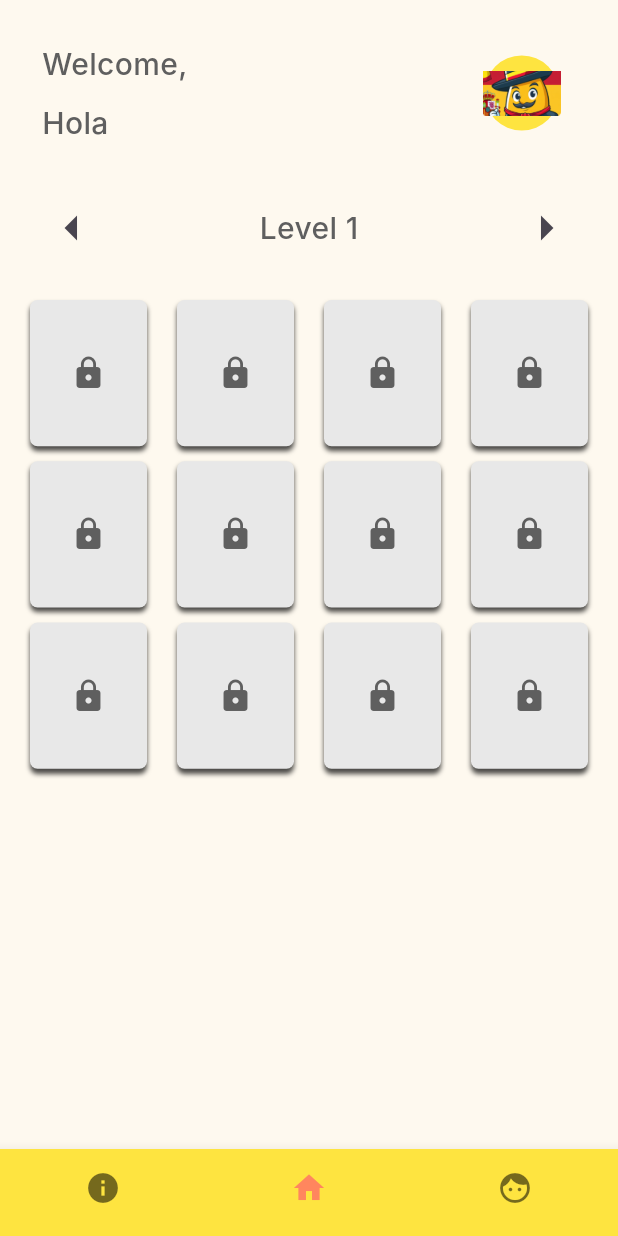
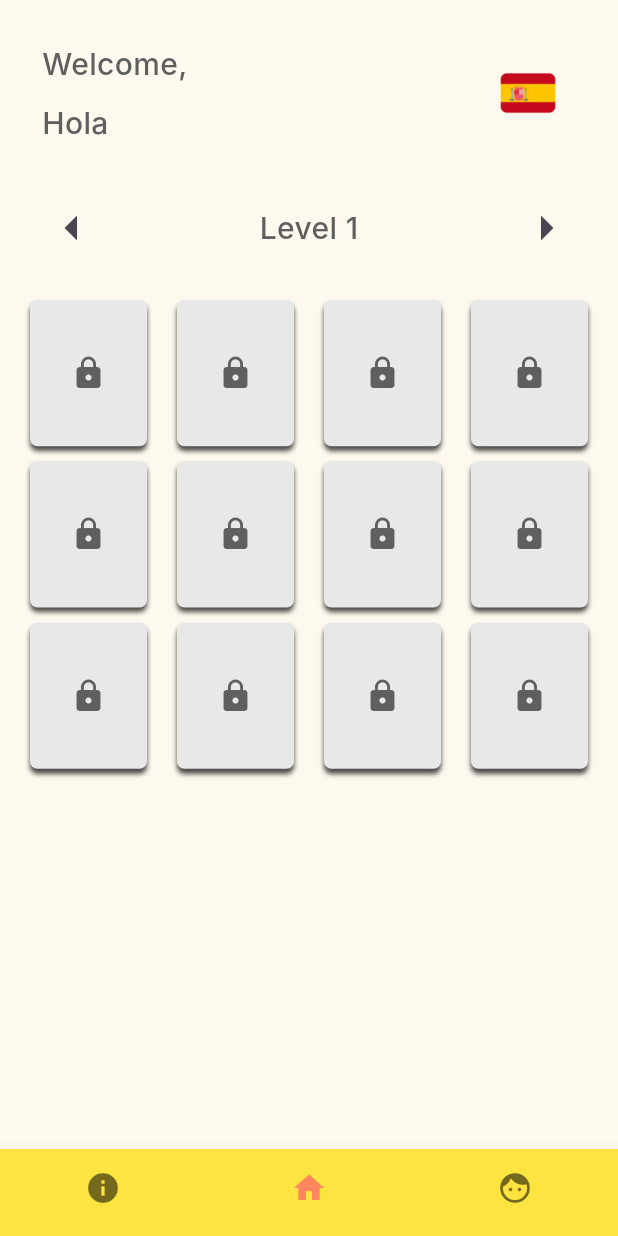
Before and after one commit to minklim47/Lango, a Flutter app: the WelComePage screen opened directly, on a phone screen of 412 x 824 dp. Run offline on Flutter 3.47's test engine with Material 3 defaults, Android fonts, the phone set to English and light mode, and no system bars; our stand-ins replace cloud_firestore, confetti, firebase_auth, firebase_core, go_router, google_sign_in; accounts and stored records are empty; Roboto replaces fonts that are missing (Inter).

Commit message:
[Fix] Merge & fix some code

```diff
--- a/lango_application/lib/providers/app_provider.dart
+++ b/lango_application/lib/providers/app_provider.dart
@@ -19,8 +19,8 @@ class AppProvider extends ChangeNotifier {
   int? get currentLevel => _currentLevel;
   int? _currentStage = 0;
   int? get currentStage => _currentStage;
+
   AppProvider() {
-
     _init();
   }
 
--- a/lango_application/lib/routes/router.dart
+++ b/lango_application/lib/routes/router.dart
@@ -10,41 +10,47 @@ import 'package:lango_application/screens/game/word_match.dart';
 import 'package:lango_application/screens/profile/change_pass.dart';
 import 'package:lango_application/screens/profile/edit_page.dart';
 import 'package:lango_application/screens/profile/profile_page.dart';
-//import 'package:lango_application/screens/survey/choose_lang.dart';
+import 'package:lango_application/screens/survey/change_lang.dart';
 import 'package:lango_application/screens/welcome/welcome_page.dart';
 import 'package:lango_application/screens/survey/learn_for.dart';
 import 'package:lango_application/screens/survey/your_level.dart';
-
 import '../screens/survey/choose_lang.dart';
 
 final GoRouter router = GoRouter(
   routes: <RouteBase>[
     GoRoute(
       path: "/",
-      builder: (context, state) => const ChooselangPage(),
+      builder: (context, state) => const WelComePage(),
       routes: <RouteBase>[
         GoRoute(
-            path: "getstart", builder: (context, state) => const GetStartPage()),
+            path: "getstart",
+            builder: (context, state) => const GetStartPage()),
         GoRoute(
             path: "signin", builder: (context, state) => const SingInPage()),
         GoRoute(
             path: "signup", builder: (context, state) => const SignUpPage()),
         GoRoute(
-            path: "choose", builder: (context, state) => const ChooselangPage()),
+            path: "choose",
+            builder: (context, state) => const ChooselangPage()),
+        GoRoute(
+            path: "change",
+            builder: ((context, state) => const ChangelangPage())),
         GoRoute(
             path: "level", builder: (context, state) => const YourlevelPage()),
         GoRoute(
             path: "learn", builder: (context, state) => const LearnforPage()),
-        GoRoute(
-            path: "about", builder: (context, state) => const AboutPage()),
+        GoRoute(path: "about", builder: (context, state) => const AboutPage()),
         GoRoute(
             path: "profile", builder: (context, state) => const ProfilePage()),
         GoRoute(
             path: "select", builder: (context, state) => const Placeholder()),
         GoRoute(
             path: "reasons", builder: (context, state) => const Placeholder()),
-        GoRoute(path: "edit", builder: (context, state) => const EditProfilePage()),
-        GoRoute(path: "changepass", builder: (context, state) => const ChangePassPage()),
+        GoRoute(
+            path: "edit", builder: (context, state) => const EditProfilePage()),
+        GoRoute(
+            path: "changepass",
+            builder: (context, state) => const ChangePassPage()),
         GoRoute(
           path: "game",
           builder: (context, state) => const Placeholder(),
--- a/lango_application/lib/screens/profile/change_pass.dart
+++ b/lango_application/lib/screens/profile/change_pass.dart
@@ -1,10 +1,8 @@
 import 'package:firebase_auth/firebase_auth.dart';
-import 'package:flutter/cupertino.dart';
 import 'package:flutter/material.dart';
 import 'package:go_router/go_router.dart';
 import 'package:lango_application/theme/color_theme.dart';
 import 'package:lango_application/utils/showSnackbar.dart';
-import 'package:lango_application/widgets/input.dart';
 import 'package:lango_application/widgets/navigator.dart';
 import "package:lango_application/widgets/wrapper.dart";
 
--- a/lango_application/lib/screens/welcome/welcome_page.dart
+++ b/lango_application/lib/screens/welcome/welcome_page.dart
@@ -2,6 +2,7 @@ import 'package:firebase_auth/firebase_auth.dart';
 import 'package:flutter/material.dart';
 import 'package:go_router/go_router.dart';
 import 'package:lango_application/providers/app_provider.dart';
+import 'package:lango_application/theme/color_theme.dart';
 import 'package:lango_application/widgets/stage_card.dart';
 import 'package:lango_application/widgets/navigator.dart';
 import 'package:lango_application/widgets/wrapper.dart';
@@ -91,14 +92,19 @@ class _WelComePageState extends State<WelComePage> {
                         ),
                         const Spacer(),
                         ElevatedButton(
-                            onPressed: () {
-                              context.go('/choose');
-                            },
-                            child: Image.asset("assets/icons/avatar_spain.png"),
-                            style: ElevatedButton.styleFrom(
-                              shape: const CircleBorder(),
-                              padding: const EdgeInsets.all(10),
-                            ))
+                          onPressed: () {
+                            context.go('/change');
+                          },
+                          style: ElevatedButton.styleFrom(
+                            padding: const EdgeInsets.all(5),
+                            backgroundColor: AppColors.cream,
+                          ),
+                          child: Image.asset(
+                            Provider.of<AppProvider>(context).language == "es"
+                                ? "assets/images/language/es_flag.png"
+                                : "assets/images/language/th_flag.png",
+                          ),
+                        )
                       ],
                     ),
                   ),
--- a/lango_application/pubspec.yaml
+++ b/lango_application/pubspec.yaml
@@ -84,6 +84,8 @@ flutter:
 
     - assets/images/language/th.png
     - assets/images/language/es.png
+    - assets/images/language/es_flag.png
+    - assets/images/language/th_flag.png
     - assets/images/survey/learnfor/brain.png
     - assets/images/survey/learnfor/friend.png
     - assets/images/survey/learnfor/job.png
```
Also changed, not shown: lango_application/lib/screens/survey/change_lang.dart (added, +65 -0 lines), lango_application/assets/images/language/es_flag.png (added), lango_application/assets/images/language/th_flag.png (added).
